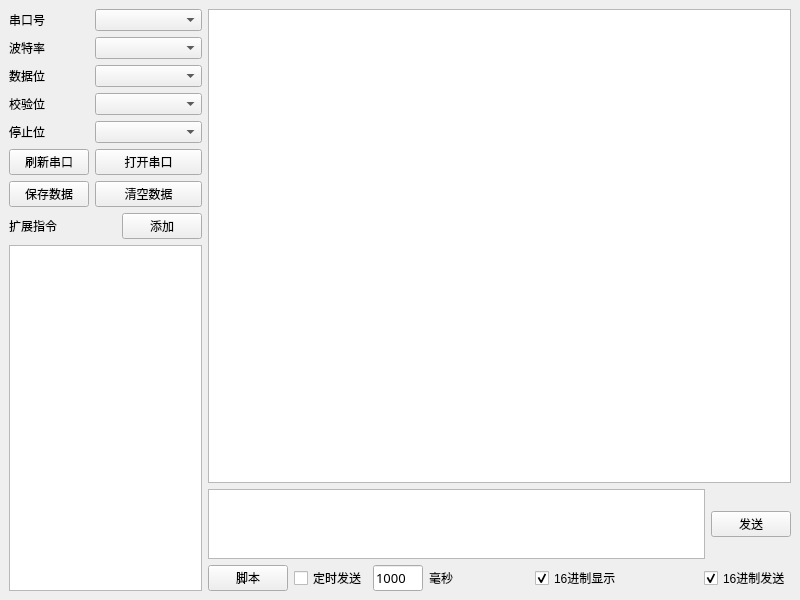
First picture: the form in MainWindow.ui, repository AndroidCoderPeng/SerialPortDebugger, before the edit.
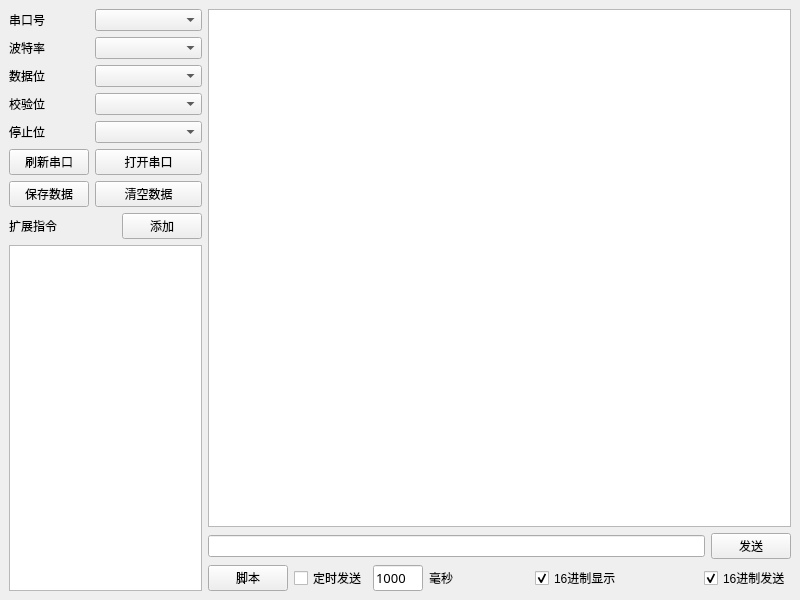
Second picture: the form after the edit.

Commit message: feat(MainWindow): 将用户输入视图从QTextEdit更改为QLineEdit，并启用清除按钮

```diff
--- a/MainWindow.ui
+++ b/MainWindow.ui
@@ -127,7 +127,11 @@
       <item>
        <layout class="QHBoxLayout" name="horizontalLayout_2">
         <item>
-         <widget class="QTextEdit" name="userInputView"/>
+         <widget class="QLineEdit" name="userInputView">
+          <property name="clearButtonEnabled">
+           <bool>true</bool>
+          </property>
+         </widget>
         </item>
         <item>
          <widget class="QPushButton" name="sendDataButton">
```
The commit also changes 1 other file.
